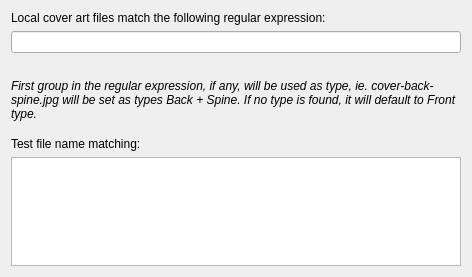
Before: the Qt Designer form ui/provider_options_local.ui in metabrainz/picard, drawn with Qt 5.
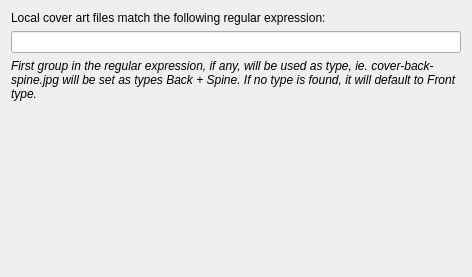
After: the same form once the commit is applied.

The edit to the form file:
```diff
--- a/ui/provider_options_local.ui
+++ b/ui/provider_options_local.ui
@@ -24,17 +24,6 @@
    <item>
     <widget class="QLineEdit" name="local_cover_regex_edit"/>
    </item>
-   <item>
-    <layout class="QHBoxLayout" name="horizontalLayout_2">
-     <item>
-      <widget class="QLabel" name="local_cover_regex_error">
-       <property name="text">
-        <string/>
-       </property>
-      </widget>
-     </item>
-    </layout>
-   </item>
    <item>
     <widget class="QLabel" name="note">
      <property name="font">
@@ -50,32 +39,6 @@
      </property>
     </widget>
    </item>
-   <item>
-    <spacer name="verticalSpacer_2">
-     <property name="orientation">
-      <enum>Qt::Orientation::Vertical</enum>
-     </property>
-     <property name="sizeType">
-      <enum>QSizePolicy::Policy::Fixed</enum>
-     </property>
-     <property name="sizeHint" stdset="0">
-      <size>
-       <width>20</width>
-       <height>10</height>
-      </size>
-     </property>
-    </spacer>
-   </item>
-   <item>
-    <widget class="QLabel" name="label_test_coverart_filter">
-     <property name="text">
-      <string>Test file name matching:</string>
-     </property>
-    </widget>
-   </item>
-   <item>
-    <widget class="QPlainTextEdit" name="test_coverart_filter"/>
-   </item>
    <item>
     <spacer name="verticalSpacer">
      <property name="orientation">
```
